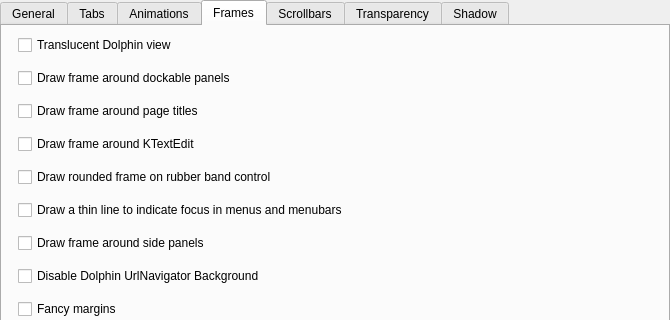
The window that kstyle/config/ui/glassstyleconfig.ui (4v3ngR/Glass) describes before a commit, drawn with Qt 5; both pictures show x 0 to 670 and y 0 to 320 of the 670 by 502 pixel window.
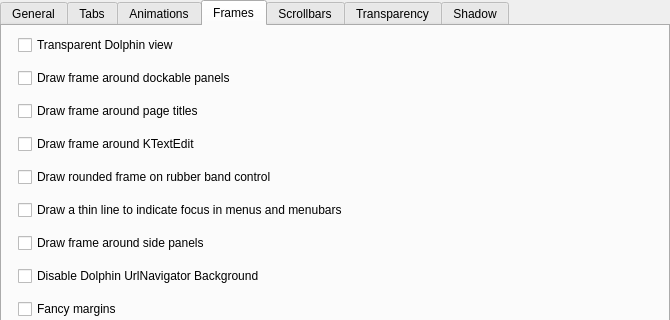
The same window after the commit. The open tabs and pages were chosen to show the change. Custom widgets are drawn as their Qt base class.

Commit message: spectacle doesn't like transparency

The edit to the form file:
```diff
--- a/kstyle/config/ui/glassstyleconfig.ui
+++ b/kstyle/config/ui/glassstyleconfig.ui
@@ -866,7 +866,7 @@
          <item>
           <widget class="QCheckBox" name="_transparentDolphinView">
            <property name="text">
-            <string>Translucent Dolphin view</string>
+            <string>Transparent Dolphin view</string>
            </property>
           </widget>
          </item>
```
The commit also changes 2 other files.
